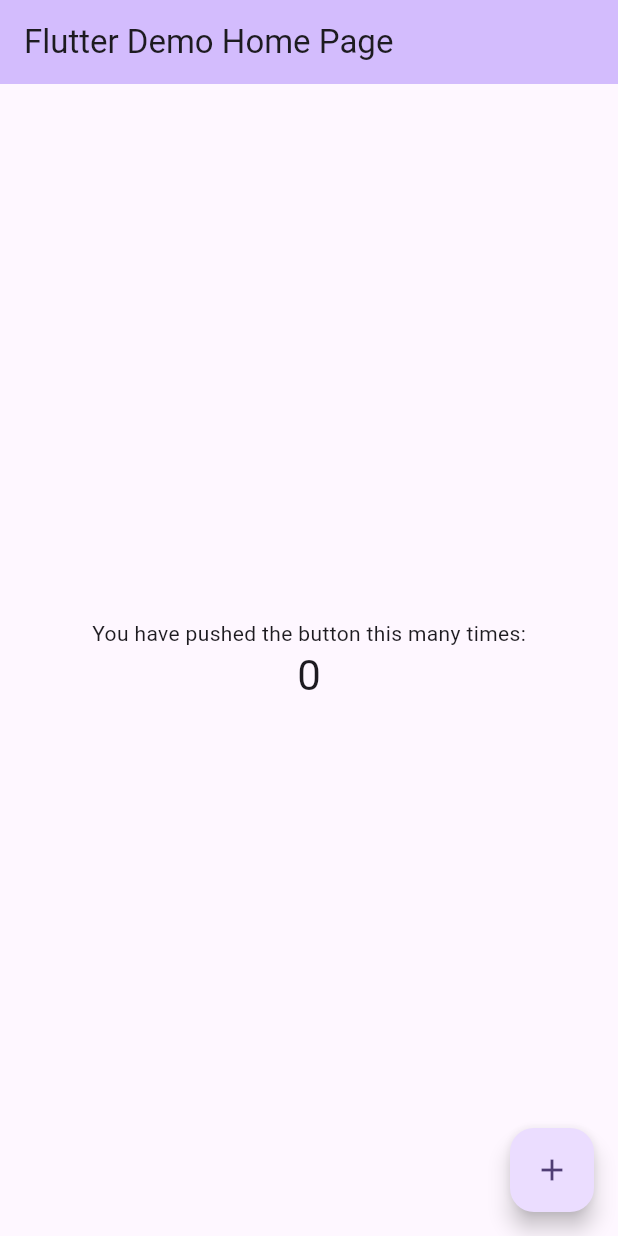
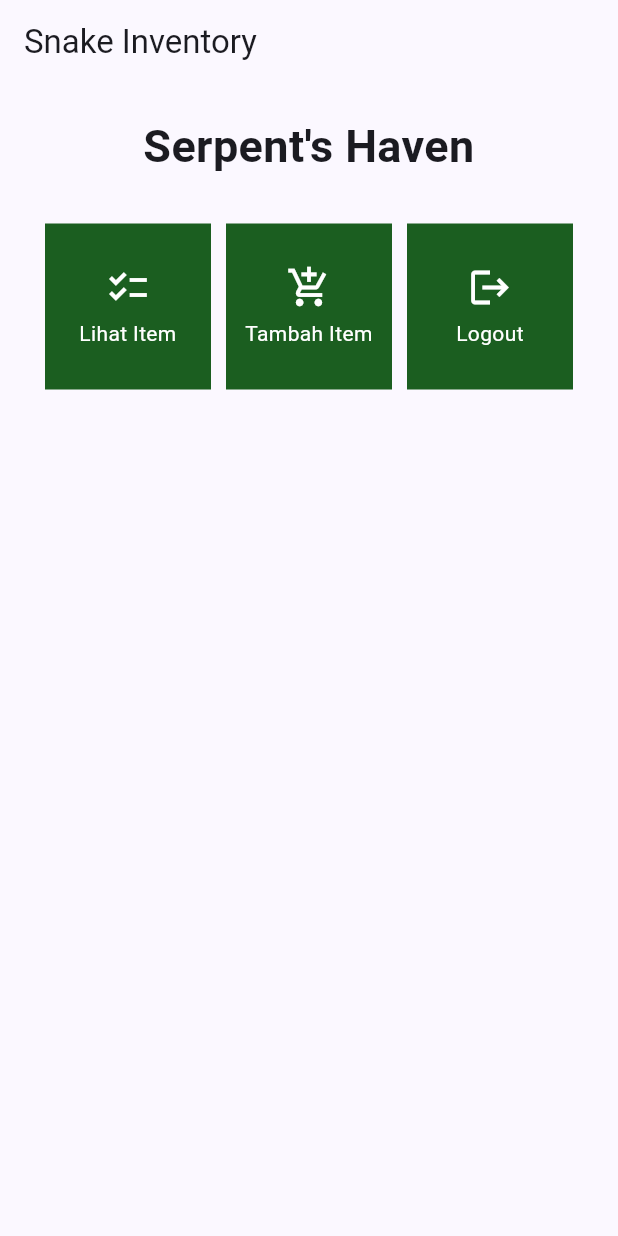
Before and after one commit to sabinamaritza/serpentsHaven, a Flutter app: the screen it shows after launch, on a phone screen of 412 x 824 dp. Run offline on Flutter 3.47's test engine with Material 2 defaults, Android fonts, the phone set to English and light mode, and no system bars.

Commit message:
add buttons and snackbar

```diff
--- a/lib/main.dart
+++ b/lib/main.dart
@@ -1,4 +1,5 @@
 import 'package:flutter/material.dart';
+import 'package:serpentshaven/snake.dart';
 
 void main() {
   runApp(const MyApp());
@@ -28,98 +29,11 @@
         //
         // This works for code too, not just values: Most code changes can be
         // tested with just a hot reload.
-        colorScheme: ColorScheme.fromSeed(seedColor: Colors.deepPurple),
+        // colorScheme: ColorScheme.fromSeed(seedColor: Colors.deepPurple),
+        colorScheme: ColorScheme.fromSeed(seedColor: Colors.indigo),
         useMaterial3: true,
       ),
-      home: const MyHomePage(title: 'Flutter Demo Home Page'),
+      home: MyHomePage(),
     );
   }
 }
-
-class MyHomePage extends StatefulWidget {
-  const MyHomePage({super.key, required this.title});
-
-  // This widget is the home page of your application. It is stateful, meaning
-  // that it has a State object (defined below) that contains fields that affect
-  // how it looks.
-
-  // This class is the configuration for the state. It holds the values (in this
-  // case the title) provided by the parent (in this case the App widget) and
-  // used by the build method of the State. Fields in a Widget subclass are
-  // always marked "final".
-
-  final String title;
-
-  @override
-  State<MyHomePage> createState() => _MyHomePageState();
-}
-
-class _MyHomePageState extends State<MyHomePage> {
-  int _counter = 0;
-
-  void _incrementCounter() {
-    setState(() {
-      // This call to setState tells the Flutter framework that something has
-      // changed in this State, which causes it to rerun the build method below
-      // so that the display can reflect the updated values. If we changed
-      // _counter without calling setState(), then the build method would not be
-      // called again, and so nothing would appear to happen.
-      _counter++;
-    });
-  }
-
-  @override
-  Widget build(BuildContext context) {
-    // This method is rerun every time setState is called, for instance as done
-    // by the _incrementCounter method above.
-    //
-    // The Flutter framework has been optimized to make rerunning build methods
-    // fast, so that you can just rebuild anything that needs updating rather
-    // than having to individually change instances of widgets.
-    return Scaffold(
-      appBar: AppBar(
-        // TRY THIS: Try changing the color here to a specific color (to
-        // Colors.amber, perhaps?) and trigger a hot reload to see the AppBar
-        // change color while the other colors stay the same.
-        backgroundColor: Theme.of(context).colorScheme.inversePrimary,
-        // Here we take the value from the MyHomePage object that was created by
-        // the App.build method, and use it to set our appbar title.
-        title: Text(widget.title),
-      ),
-      body: Center(
-        // Center is a layout widget. It takes a single child and positions it
-        // in the middle of the parent.
-        child: Column(
-          // Column is also a layout widget. It takes a list of children and
-          // arranges them vertically. By default, it sizes itself to fit its
-          // children horizontally, and tries to be as tall as its parent.
-          //
-          // Column has various properties to control how it sizes itself and
-          // how it positions its children. Here we use mainAxisAlignment to
-          // center the children vertically; the main axis here is the vertical
-          // axis because Columns are vertical (the cross axis would be
-          // horizontal).
-          //
-          // TRY THIS: Invoke "debug painting" (choose the "Toggle Debug Paint"
-          // action in the IDE, or press "p" in the console), to see the
-          // wireframe for each widget.
-          mainAxisAlignment: MainAxisAlignment.center,
-          children: <Widget>[
-            const Text(
-              'You have pushed the button this many times:',
-            ),
-            Text(
-              '$_counter',
-              style: Theme.of(context).textTheme.headlineMedium,
-            ),
-          ],
-        ),
-      ),
-      floatingActionButton: FloatingActionButton(
-        onPressed: _incrementCounter,
-        tooltip: 'Increment',
-        child: const Icon(Icons.add),
-      ), // This trailing comma makes auto-formatting nicer for build methods.
-    );
-  }
-}
--- /dev/null
+++ b/lib/snake.dart
@@ -0,0 +1,100 @@
+import 'package:flutter/material.dart';
+
+class MyHomePage extends StatelessWidget {
+  MyHomePage({Key? key}) : super(key: key);
+
+  final List<ShopItem> items = [
+    ShopItem("Lihat Item", Icons.checklist),
+    ShopItem("Tambah Item", Icons.add_shopping_cart),
+    ShopItem("Logout", Icons.logout),
+  ];
+
+  @override
+  Widget build(BuildContext context) {
+    return Scaffold(
+      appBar: AppBar(
+        title: const Text('Snake Inventory'),
+      ),
+      body: SingleChildScrollView(
+        child: Padding(
+          padding: const EdgeInsets.all(10.0),
+          child: Column(
+            children: <Widget>[
+              const Padding(
+                padding: EdgeInsets.only(top: 10.0, bottom: 10.0),
+                child: Text(
+                  "Serpent's Haven",
+                  textAlign: TextAlign.center,
+                  style: TextStyle(
+                    fontSize: 30,
+                    fontWeight: FontWeight.bold,
+                  ),
+                ),
+              ),
+              GridView.count(
+                primary: true,
+                padding: const EdgeInsets.all(20),
+                crossAxisSpacing: 10,
+                mainAxisSpacing: 10,
+                crossAxisCount: 3,
+                shrinkWrap: true,
+                children: items.map((ShopItem item) {
+                  return ShopCard(item);
+                }).toList(),
+              ),
+            ],
+          ),
+        ),
+      ),
+    );
+  }
+}
+
+class ShopItem {
+  final String name;
+  final IconData icon;
+  ShopItem(this.name, this.icon);
+}
+
+class ShopCard extends StatelessWidget {
+  final ShopItem item;
+
+  const ShopCard(this.item, {Key? key}) : super(key: key);
+
+  @override
+  Widget build(BuildContext context) {
+    return Material(
+      color: Colors.green.shade900,
+      child: InkWell(
+        onTap: () {
+          ScaffoldMessenger.of(context)
+            ..hideCurrentSnackBar()
+            ..showSnackBar(SnackBar(
+              content: Text("Kamu telah menekan tombol ${item.name}!"),
+            ));
+        },
+        child: Container(
+          padding: const EdgeInsets.all(8),
+          child: Center(
+            child: Column(
+              mainAxisAlignment: MainAxisAlignment.center,
+              children: [
+                Icon(
+                  item.icon,
+                  color: Colors.white,
+                  size: 30.0,
+                ),
+                const Padding(padding: EdgeInsets.all(3)),
+                Text(
+                  item.name,
+                  textAlign: TextAlign.center,
+                  style: const TextStyle(color: Colors.white),
+                ),
+              ],
+            ),
+          ),
+        ),
+      ),
+    );
+  }
+}
```
